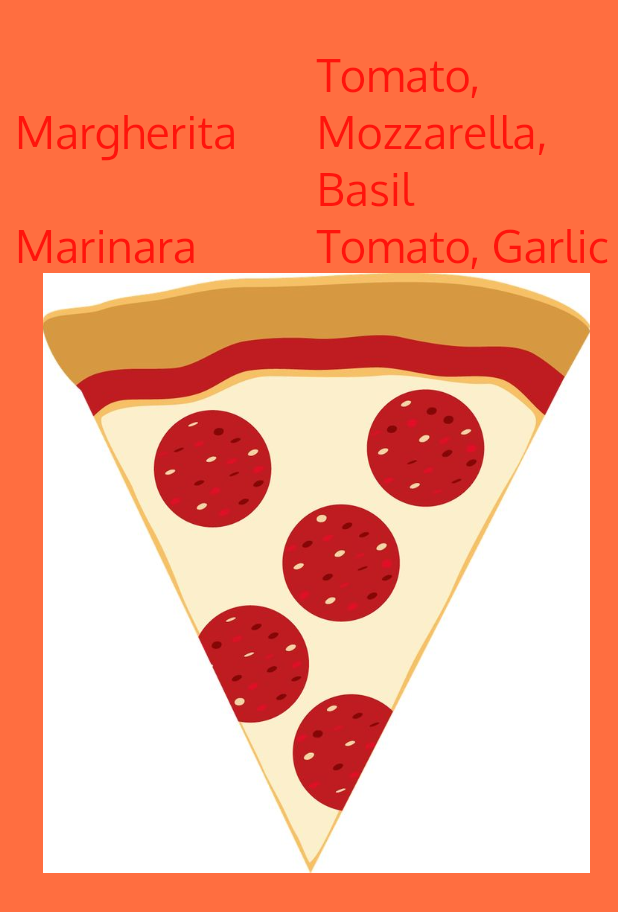
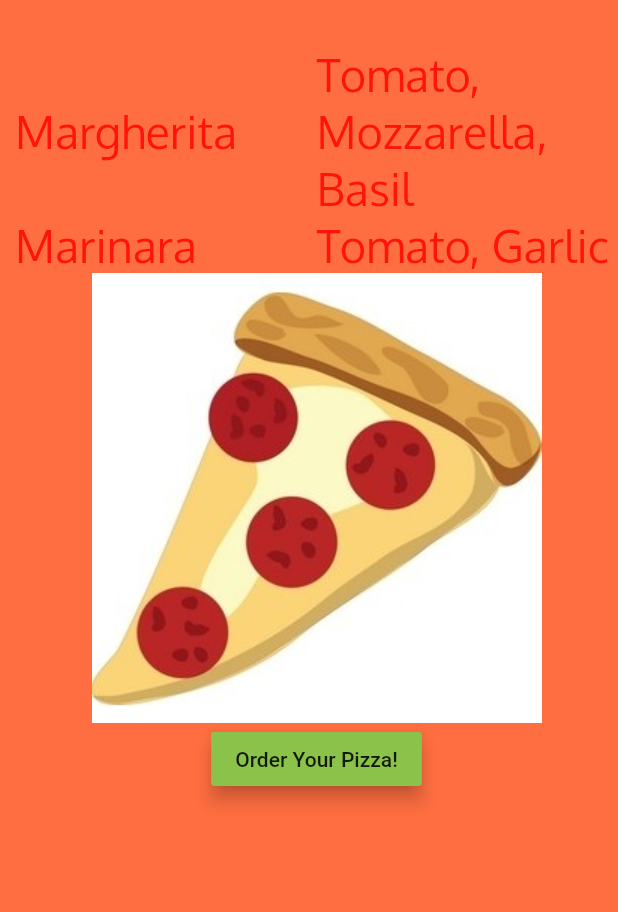
Before and after one commit to sajeevah/flutter-starter, a Flutter app: the screen it shows after launch, on a phone screen of 412 x 824 dp. Shown: the top 912 px of the screen. Run offline on Flutter 3.47's test engine with Material 2 defaults, Android fonts, the phone set to English and light mode, and no system bars.

Commit message:
button alert box

```diff
--- a/app_widgets/lib/ui/home.dart
+++ b/app_widgets/lib/ui/home.dart
@@ -54,6 +54,7 @@ class Home extends StatelessWidget {
           ),),
         ],),
         PizzaImageWidget(),
+        OrderButton(),
       ],)
     ));
   }
@@ -63,7 +64,37 @@ class PizzaImageWidget extends StatelessWidget {
   @override
   Widget build(BuildContext context) {
     AssetImage pizzaAssert = AssetImage('images/clip-art-pizza-1.jpg');
-    Image image = Image(image: pizzaAssert, width: 400.0, height: 400.0,);
+    Image image = Image(image: pizzaAssert, width: 300.0, height: 300.0,);
     return Container(child: image,);
   }
 }
+
+class OrderButton extends StatelessWidget {
+  @override
+  Widget build(BuildContext context) {
+    var button = Container(
+      child: RaisedButton(
+        child: Text("Order Your Pizza!"),
+        color: Colors.lightGreen,
+        elevation: 5.0,
+        onPressed: () {
+          order(context);
+        },
+      ),
+    );
+    return button;
+  }
+
+  void order(BuildContext context) {
+    var alert = AlertDialog(
+      title: Text("Order Completed"),
+      content: Text("Thanks for your order"),
+    );
+    showDialog(
+      context: context,
+      builder: (BuildContext context) {
+        return alert;
+      }
+    );
+  }
+}
```
Also changed, not shown: app_widgets/images/clip-art-pizza-1.jpg.
